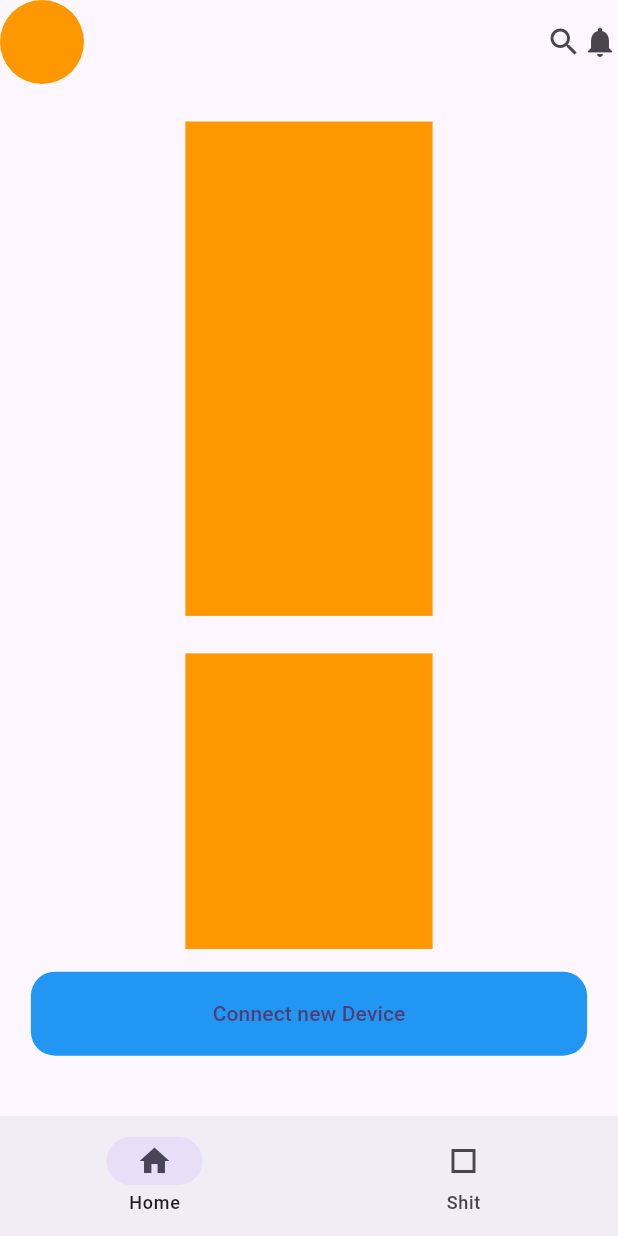
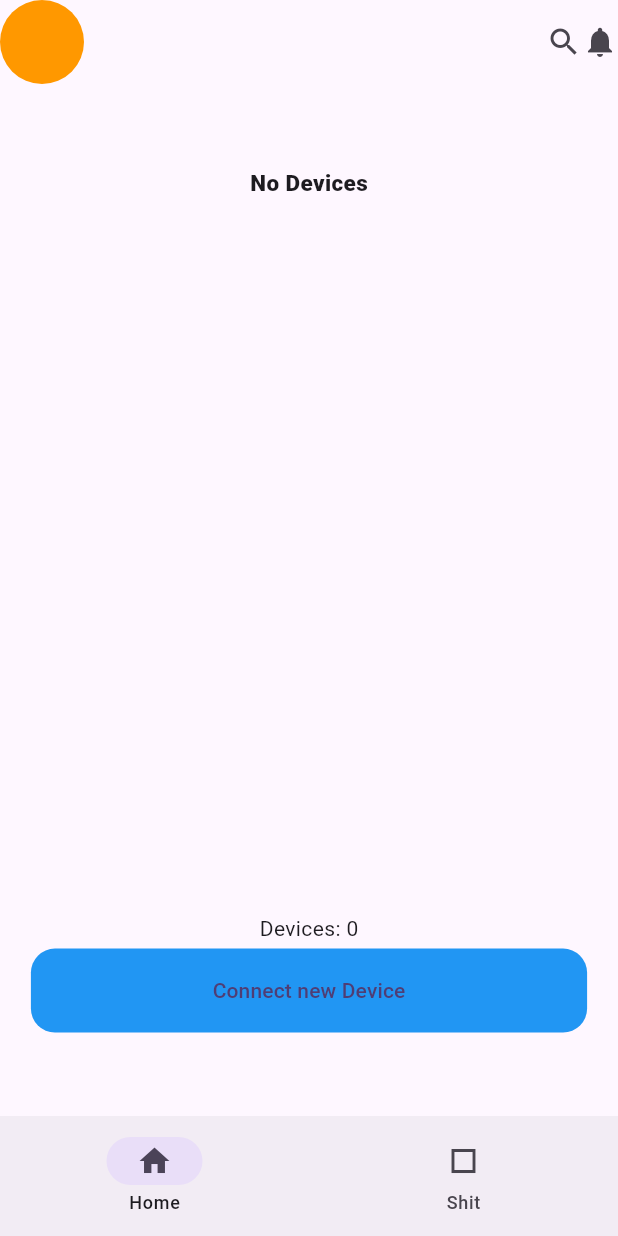
Before and after one commit to ser3ne/Clean-Flow, a Flutter app: the screen it shows after launch, on a phone screen of 412 x 824 dp. Run offline on Flutter 3.47's test engine with Material 3 defaults, Android fonts, the phone set to English and light mode, and no system bars; our stand-ins replace flutter_blue_plus, permission_handler.

Commit message:
can now see connected devices in home screen

```diff
--- a/lib/Controllers/bluetooth_controller.dart
+++ b/lib/Controllers/bluetooth_controller.dart
@@ -14,7 +14,7 @@ class BluetoothController {
         if (results.isNotEmpty) {
           ScanResult r = results.last; // the most recently found device
           print(
-              '${r.device.remoteId}: "${r.advertisementData.advName}" found!');
+              '${r.device.remoteId}: "${r.advertisementData.advName}" found!\n');
         }
       },
       onError: (e) => print(e),
--- /dev/null
+++ b/lib/Widgets/custom.dart
@@ -0,0 +1,19 @@
+import 'package:flutter/material.dart';
+
+class CustomText extends StatelessWidget {
+  const CustomText(
+      {super.key,
+      required this.text,
+      required this.size,
+      required this.fontWeight});
+  final String text;
+  final double size;
+  final FontWeight fontWeight;
+  @override
+  Widget build(BuildContext context) {
+    return Text(
+      text,
+      style: TextStyle(fontSize: size, fontWeight: fontWeight),
+    );
+  }
+}
--- a/lib/global/args.dart
+++ b/lib/global/args.dart
@@ -1,8 +1,8 @@
 import 'package:flutter_blue_plus/flutter_blue_plus.dart';
 
 BluetoothDevice? globalDevice;
-
 String absoluteFilePath = "";
+List<BluetoothDevice> savedDevices = FlutterBluePlus.connectedDevices;
 
 class PairArguments {
   final BluetoothDevice device;
--- a/lib/pages/home_page.dart
+++ b/lib/pages/home_page.dart
@@ -1,6 +1,8 @@
 // ignore_for_file: camel_case_types, prefer_const_constructors, prefer_const_literals_to_create_immutables, sized_box_for_whitespace
 
+import 'package:capstone/Widgets/custom.dart';
 import 'package:capstone/Widgets/device_overview.dart';
+import 'package:capstone/global/args.dart';
 import 'package:capstone/global/routes.dart';
 import 'package:flutter/material.dart';
 
@@ -15,30 +17,33 @@ class Home_StatePage extends State<Home_Page> {
   @override
   Widget build(BuildContext context) {
     return Center(
+      child: Container(
+        width: MediaQuery.of(context).size.width * 0.90,
+        height: MediaQuery.of(context).size.height * 0.70,
         child: Column(
+          mainAxisAlignment: MainAxisAlignment.spaceBetween,
           children: [
             Container(
               width: MediaQuery.of(context).size.width * 0.90,
-            height: MediaQuery.of(context).size.height * 0.70,
-            child: SingleChildScrollView(
-              child: Center(
-                child: Column(
-                  children: [
-                    DeviceOverview(),
-                    DeviceOverview(),
-                    DeviceOverview(),
-                    DeviceOverview(),
-                    DeviceOverview(),
-                    DeviceOverview(),
-                    DeviceOverview(),
-                    DeviceOverview()
-                  ],
-                ),
-              ),
+              height: MediaQuery.of(context).size.height * 0.60,
+              child: ListView.builder(
+                itemCount: savedDevices.isEmpty ? 1 : savedDevices.length,
+                itemBuilder: (context, index) {
+                  return savedDevices.isEmpty
+                      ? Center(
+                          child: CustomText(
+                              text: "No Devices",
+                              size: 15,
+                              fontWeight: FontWeight.w900))
+                      : DeviceOverview(
+                          device: savedDevices[index],
+                          platformName: savedDevices[index].platformName);
+                },
               ),
             ),
             SizedBox(
-            height: 15,
+              height: 20,
+              child: Text("Devices: ${savedDevices.length}"),
             ),
             SizedBox(
               width: MediaQuery.of(context).size.width * 0.90,
@@ -46,7 +51,7 @@ class Home_StatePage extends State<Home_Page> {
                 elevation: 0,
                 backgroundColor: Color.fromARGB(255, 33, 150, 243),
                 onPressed: () async {
-                final result = await Navigator.pushNamed(context, scanresult);
+                  await Navigator.pushNamed(context, scanresult);
                   //Make the logic when you comeback
                 },
                 child: Text("Connect new Device"),
@@ -54,6 +59,7 @@ class Home_StatePage extends State<Home_Page> {
             )
           ],
         ),
+      ),
     );
   }
 }
```
Also changed, not shown: lib/Widgets/device_overview.dart (+47 -7 lines), lib/Widgets/device_profiles.dart (+56 -27 lines), lib/pages/scanresult_page.dart (+6 -7 lines). Lines whose indentation alone changed are shown as unchanged.
